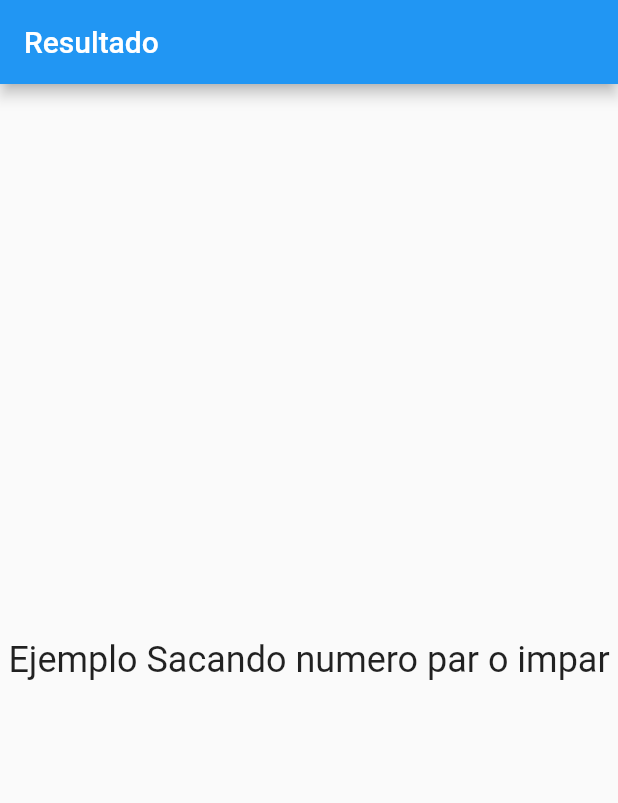
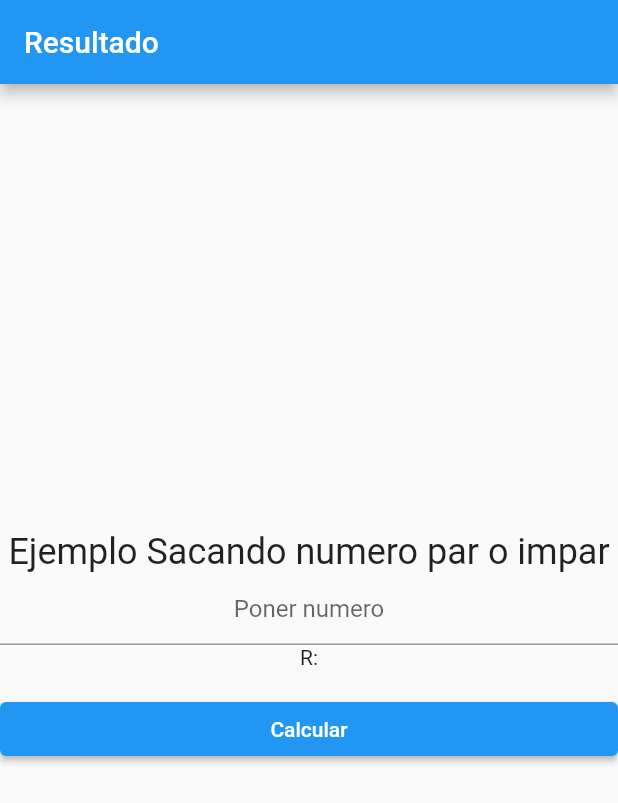
Before and after one commit to carlosdarioio/cf_flutter, a Flutter app: the screen it shows after launch, on a phone screen of 412 x 824 dp. Shown: the top 803 px of the screen. Run offline on Flutter 3.47's test engine with Material 2 defaults, Android fonts, the phone set to English and light mode, and no system bars.

Commit message:
Sacando numero Par o Impar

```diff
--- a/lib/SacandoParOImpar.dart
+++ b/lib/SacandoParOImpar.dart
@@ -1,5 +1,6 @@
 import 'package:cf_flutter/services/parimpar_service.dart';
 import 'package:flutter/material.dart';
+import 'package:flutter/rendering.dart';
 import 'package:provider/provider.dart';
 
 class ParOImpar extends StatefulWidget {
@@ -13,14 +14,13 @@ class _ParOImparState extends State<ParOImpar> {
   @override
   Widget build(BuildContext context) {
     final poIService = Provider.of<ParOImparService>(context, listen: true);
-    poIService.xParOImpar.r = "";
-    poIService.xParOImpar.numero = 0;
+    final cnumero = TextEditingController();
 
     return MaterialApp(
       title: "appletenhtml",
       home: Scaffold(
         appBar: AppBar(
-          title: Text("Resultado ${poIService.xParOImpar.r}"),
+          title: Text("Resultado ${poIService.r}"),
         ),
         body: Column(
           mainAxisAlignment: MainAxisAlignment.center,
@@ -29,8 +29,29 @@ class _ParOImparState extends State<ParOImpar> {
             Center(
                 child: Text(
               "Ejemplo Sacando numero par o impar",
+              textAlign: TextAlign.center,
               style: TextStyle(fontSize: 24),
             )),
+            TextField(
+              controller: cnumero,
+              decoration: InputDecoration(hintText: "Poner numero"),
+              textAlign: TextAlign.center,
+            ),
+            Text(
+              "R: ${poIService.r}",
+              textAlign: TextAlign.center,
+            ),
+            Padding(
+              padding: const EdgeInsets.symmetric(vertical: 16.0),
+              child: ElevatedButton(
+                onPressed: () {
+                  poIService.numero = int.parse(cnumero.text);
+                  poIService.calcular();
+                  setState(() {});
+                },
+                child: Text('Calcular'),
+              ),
+            ),
           ],
         ),
       ),
--- a/lib/services/parimpar_service.dart
+++ b/lib/services/parimpar_service.dart
@@ -2,9 +2,10 @@ import 'package:cf_flutter/models/paroimparmodel.dart';
 import 'package:flutter/material.dart';
 
 class ParOImparService with ChangeNotifier {
-  ParOImpar xParOImpar = new ParOImpar();
+  int numero = 0;
+  String r = "";
 
-
-
-
+  void calcular() {
+    r = (numero % 2 == 0) ? "Par" : "Impar";
+  }
 }
```
